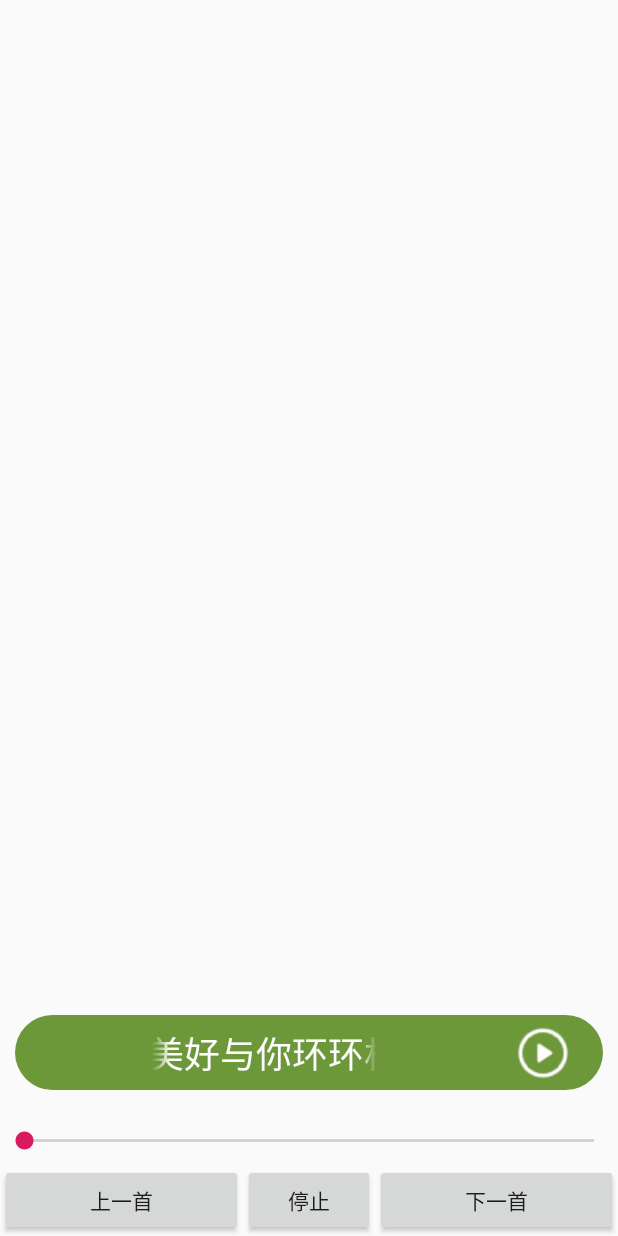
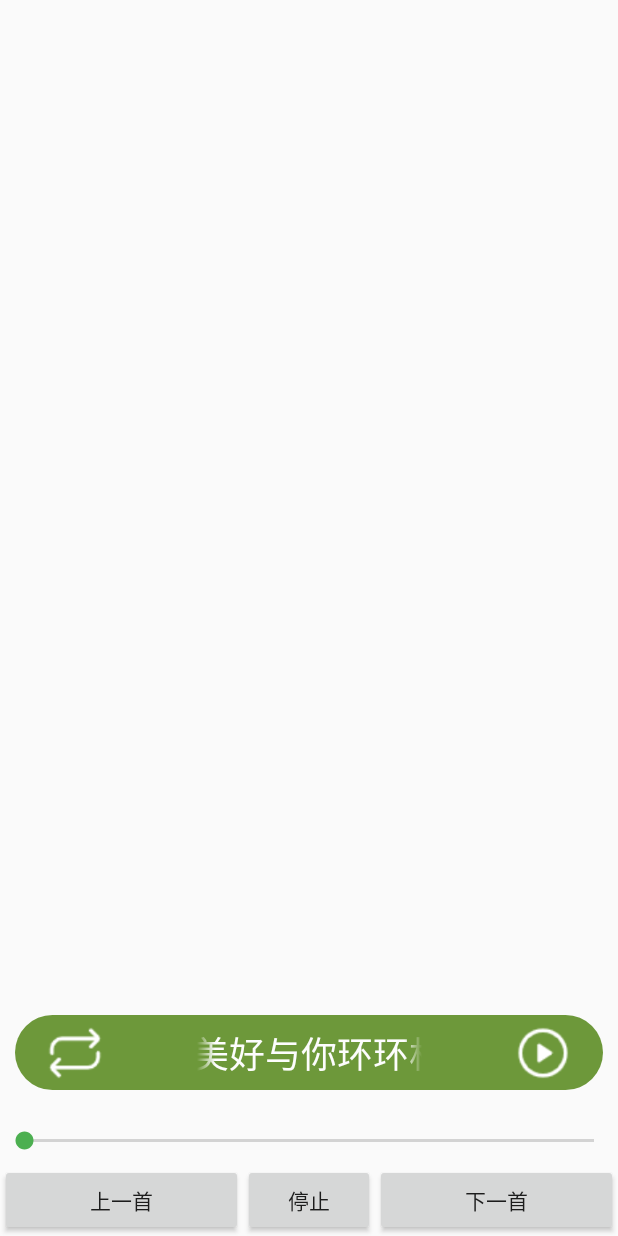
Before and after one commit to waynejwei/MusicPlayer, an Android app: the layout activity_main.xml on its own in the app's theme, with its tools: preview values and no code run, on a phone screen of 412 x 824 dp. Run offline under Robolectric (Android 15) with nearby library versions, the phone set to English and light mode, and no system bars.

Commit message:
循环播放、单曲循环播放、随机播放

```diff
--- a/app/src/main/java/com/example/musicplayer/adapter/MusicAdapter.java
+++ b/app/src/main/java/com/example/musicplayer/adapter/MusicAdapter.java
@@ -53,7 +53,7 @@ public class MusicAdapter extends RecyclerView.Adapter<MusicAdapter.innerHolder>
 
     /**
      * 从外部传数据进来
-     * @param music
+     * @param music 音乐
      */
     public void setData(List<Music> music){
         musicList.clear();
@@ -64,7 +64,7 @@ public class MusicAdapter extends RecyclerView.Adapter<MusicAdapter.innerHolder>
     /**
      * 加载布局
      */
-    public class innerHolder extends RecyclerView.ViewHolder {
+    public static class innerHolder extends RecyclerView.ViewHolder {
 
         public ImageView cover;
 
--- a/app/src/main/res/layout/activity_main.xml
+++ b/app/src/main/res/layout/activity_main.xml
@@ -87,32 +87,42 @@
         android:id="@+id/music_info"
         android:layout_width="0dp"
         android:layout_height="50dp"
+        android:layout_marginLeft="10dp"
+        android:layout_marginRight="10dp"
+        android:background="@drawable/shape_of_music_info"
         android:orientation="horizontal"
         app:layout_constraintBottom_toTopOf="@+id/seekBar"
         app:layout_constraintEnd_toEndOf="parent"
         app:layout_constraintStart_toStartOf="parent"
-        app:layout_constraintTop_toBottomOf="@+id/recyclerView"
-        android:layout_marginRight="10dp"
-        android:layout_marginLeft="10dp"
-        android:background="@drawable/shape_of_music_info">
+        app:layout_constraintTop_toBottomOf="@+id/recyclerView">
+
+        <ImageView
+            android:id="@+id/play_type"
+            android:layout_width="40dp"
+            android:layout_height="40dp"
+            android:layout_marginLeft="20dp"
+            android:background="@drawable/loop"
+            app:layout_constraintBottom_toBottomOf="@+id/music_info"
+            app:layout_constraintStart_toStartOf="@+id/music_info"
+            app:layout_constraintTop_toTopOf="@+id/music_info" />
 
         <com.example.musicplayer.custom.ScrollingTextView
             android:id="@+id/music_name_text"
             android:layout_width="150dp"
             android:layout_height="wrap_content"
             android:layout_gravity="center"
-            android:singleLine="true"
             android:ellipsize="marquee"
             android:focusable="true"
             android:focusableInTouchMode="true"
+            android:gravity="center"
             android:marqueeRepeatLimit="marquee_forever"
+            android:singleLine="true"
+            android:text="世界美好与你环环相扣"
             android:textColor="@color/white"
-            android:text="世界美好与你环环相扣"
             android:textSize="24dp"
-            android:gravity="center"
             app:layout_constraintBottom_toBottomOf="parent"
             app:layout_constraintEnd_toStartOf="@+id/start_or_pause_btn"
-            app:layout_constraintStart_toStartOf="parent"
+            app:layout_constraintStart_toEndOf="@+id/play_type"
             app:layout_constraintTop_toTopOf="parent" />
 
         <ImageView
@@ -130,4 +140,6 @@
 
     </androidx.constraintlayout.widget.ConstraintLayout>
 
+
+
 </androidx.constraintlayout.widget.ConstraintLayout>
--- a/app/src/main/res/values/colors.xml
+++ b/app/src/main/res/values/colors.xml
@@ -2,6 +2,6 @@
 <resources>
     <color name="colorPrimary">#BCED83</color>
     <color name="colorPrimaryDark">#6D983A</color>
-    <color name="colorAccent">#D81B60</color>
+    <color name="colorAccent">#4CAF50</color>
     <color name="white">#FDFDFD</color>
 </resources>
```
Also changed, not shown: app/src/main/java/com/example/musicplayer/MainActivity.java (+236 -146 lines), app/src/main/java/com/example/musicplayer/interfaces/IPlayControl.java (+2 -12 lines), app/src/main/java/com/example/musicplayer/presenter/PlayerPresenter.java (+2 -11 lines), app/src/main/res/drawable/loop.png (added), app/src/main/res/drawable/random.png (added), app/src/main/res/drawable/single_loop.png (added), app/src/main/res/drawable/song.jpeg (added), app/src/main/res/drawable/song2.jpeg (added), app/src/main/res/drawable/song5.jpeg (added), app/src/main/res/drawable/song7.jpeg (added).
